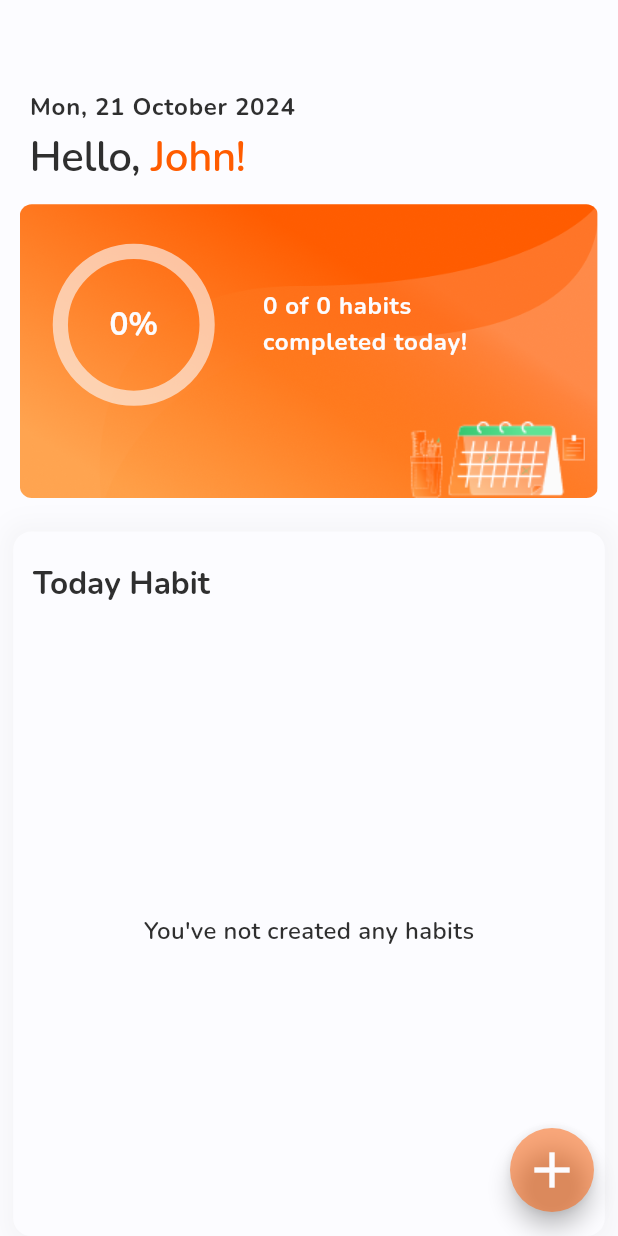
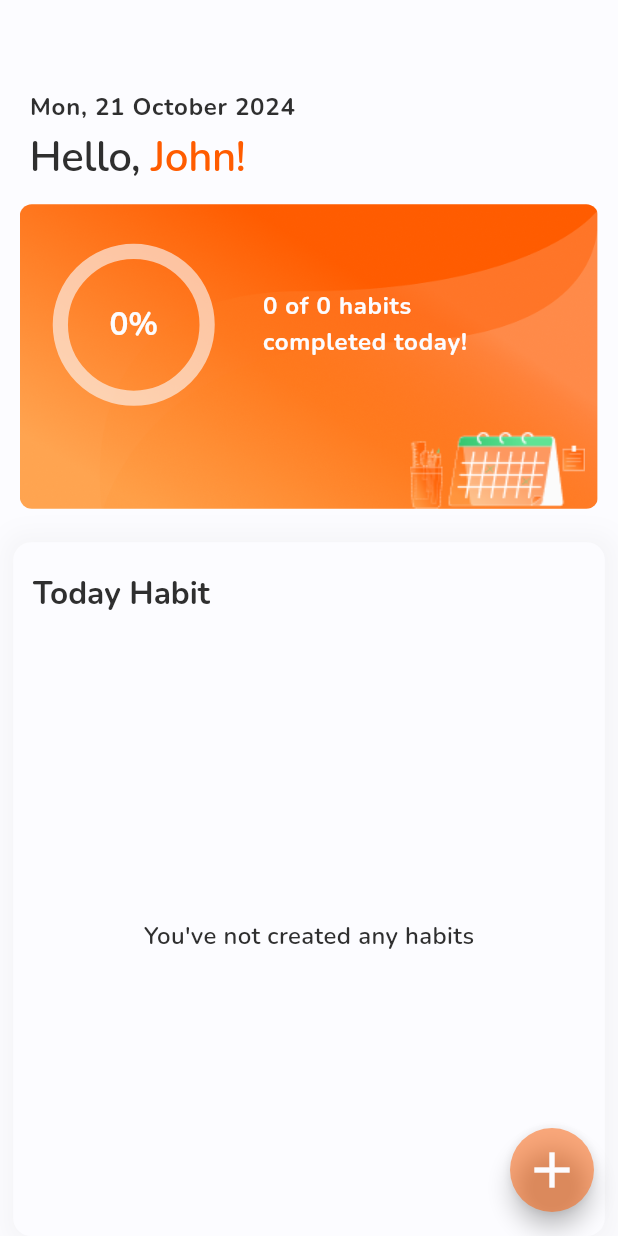
Before and after one commit to MounimNaeem/habit_tracker_app, a Flutter app: the screen it shows after launch, on a phone screen of 412 x 824 dp. Run offline on Flutter 3.47's test engine with Material 3 defaults, Android fonts, the phone set to English and light mode, and no system bars; drawn by our look-alikes of percent_indicator; our stand-ins replace dropdown_textfield, flutter_riverpod, flutter_screenutil, motion_toast, shared_preferences; missing offline and left inert: flutter_iconpicker.

Commit message:
adjust top card height

```diff
--- a/lib/screens/home/widgets/top_progress_card.dart
+++ b/lib/screens/home/widgets/top_progress_card.dart
@@ -18,7 +18,7 @@ class TopProgressCard extends StatelessWidget {
         (totalHabits == 0) ? 0 : (completedHabits / totalHabits) * 100;
     final textTheme = Theme.of(context).textTheme;
     return Container(
-      height: 193.h,
+      height: 200.h,
       width: double.infinity,
       margin: EdgeInsets.symmetric(horizontal: 12.w),
       decoration: BoxDecoration(
```
